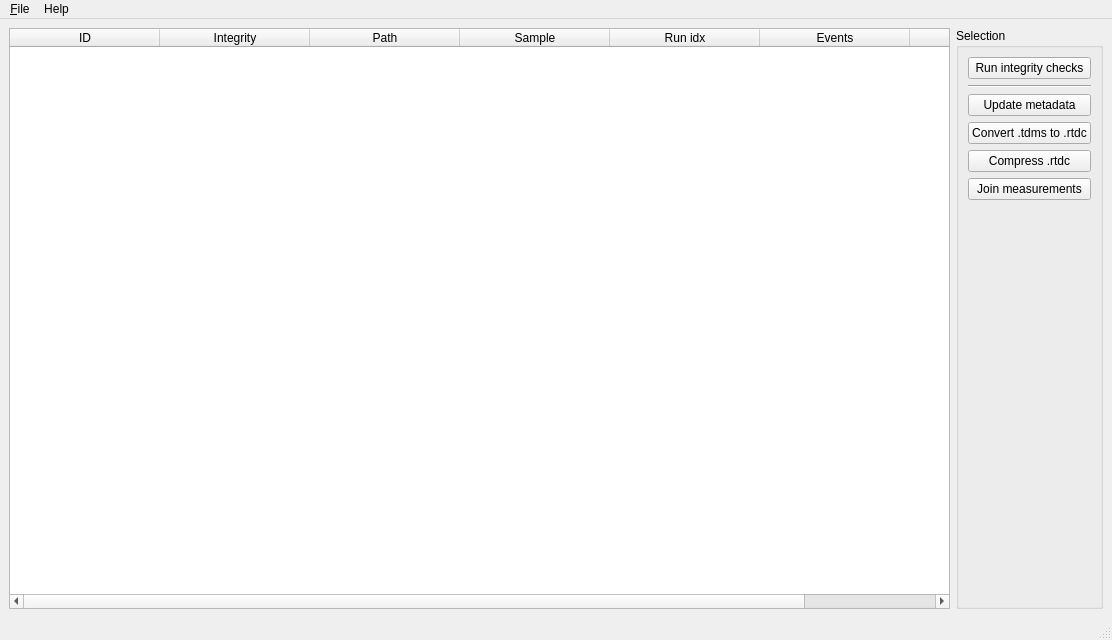
This is dckit/main.ui in DC-analysis/DCKit as Qt 5 draws it before an edit. The edited form follows.
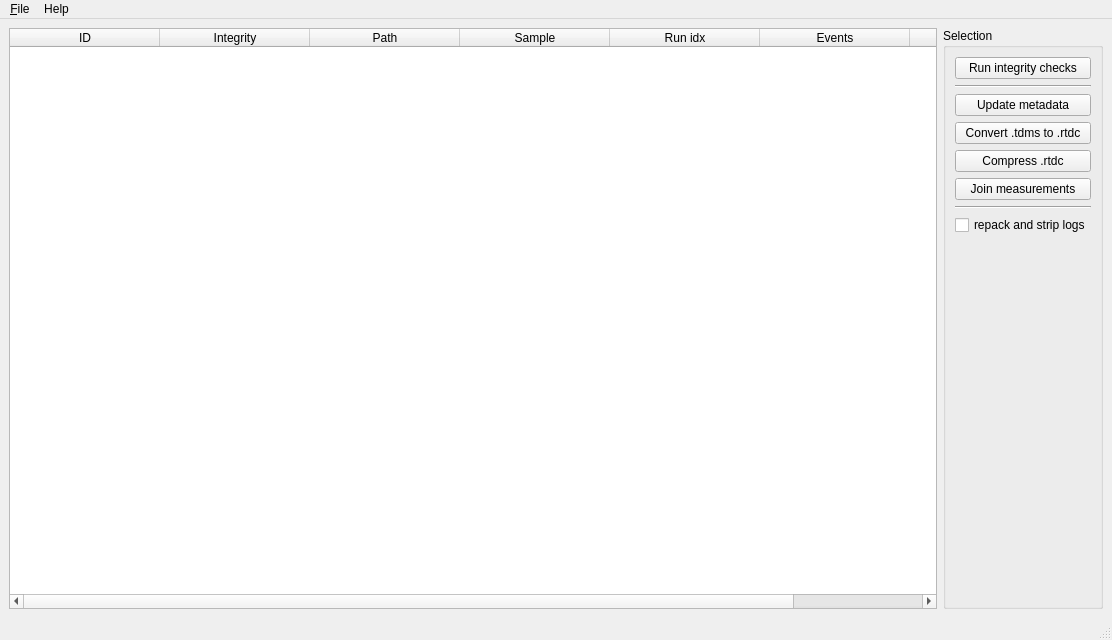
This is the edited form.

Commit message: feat: allow to strip logs and repack the output .rtdc file (close #5)

The edit to the form file:
```diff
--- a/dckit/main.ui
+++ b/dckit/main.ui
@@ -153,6 +153,23 @@
          </property>
         </widget>
        </item>
+       <item>
+        <widget class="Line" name="line_2">
+         <property name="orientation">
+          <enum>Qt::Horizontal</enum>
+         </property>
+        </widget>
+       </item>
+       <item>
+        <widget class="QCheckBox" name="checkBox_repack">
+         <property name="toolTip">
+          <string>Ready data for publication</string>
+         </property>
+         <property name="text">
+          <string>repack and strip logs</string>
+         </property>
+        </widget>
+       </item>
        <item>
         <spacer name="verticalSpacer">
          <property name="orientation">
```
The commit also changes 4 other files.
